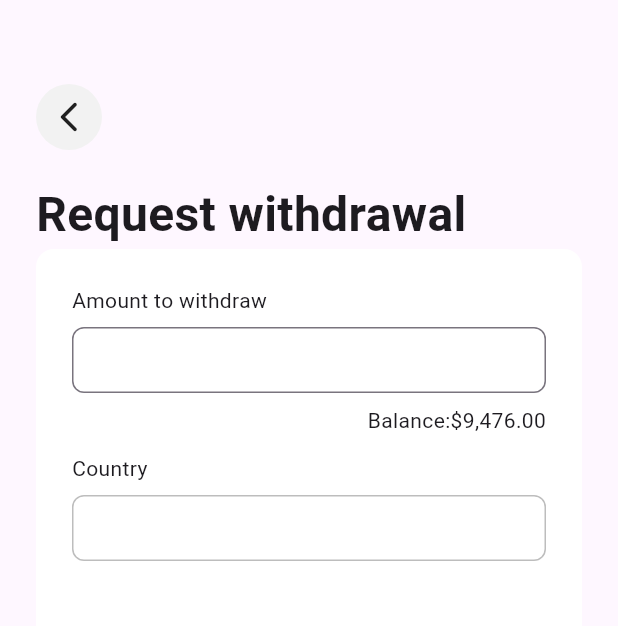
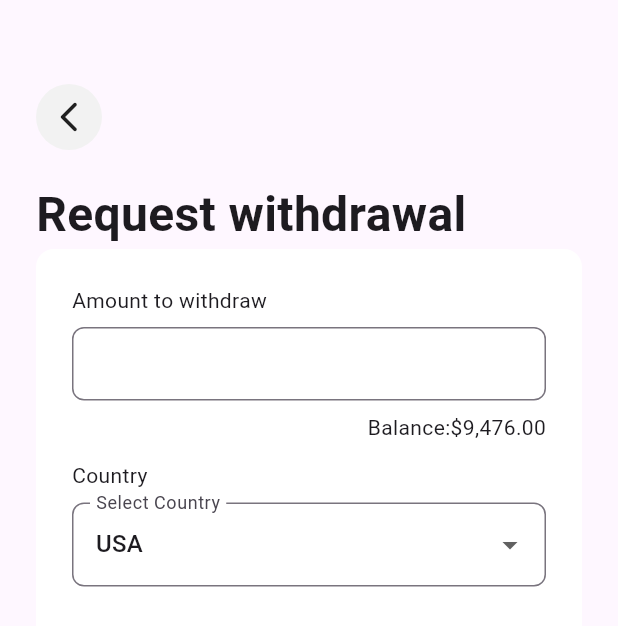
Before and after one commit to derrickjayrom/bank, a Flutter app: the RequestWithdrawal screen opened directly, on a phone screen of 412 x 824 dp. Shown: the top 626 px of the screen. Run offline on Flutter 3.47's test engine with Material 3 defaults, Android fonts, the phone set to English and light mode, and no system bars; our stand-ins replace fl_chart, flutter_svg.

Commit message:
modified request withdrawal.dart

```diff
--- a/lib/screen/request_withdrawal.dart
+++ b/lib/screen/request_withdrawal.dart
@@ -1,3 +1,4 @@
+import 'package:bank/widget/custom_textfield.dart';
 import 'package:flutter/material.dart';
 
 class RequestWithdrawal extends StatefulWidget {
@@ -38,53 +39,7 @@ class _RequestWithdrawalState extends State<RequestWithdrawal> {
 
                   style: TextStyle(fontSize: 32, fontWeight: FontWeight.w700),
                 ),
-                Center(
-                  child: Container(
-                    padding: EdgeInsets.only(top: 24, left: 24, right: 24),
-                    width: double.infinity,
-                    height: 352,
-                    decoration: BoxDecoration(
-                      color: Color(0xFFFFFFFF),
-                      borderRadius: BorderRadius.circular(12),
-                    ),
-                    child: Column(
-                      crossAxisAlignment: CrossAxisAlignment.start,
-                      children: [
-                        Text('Amount to withdraw'),
-                        SizedBox(height: 8),
-                        Container(
-                          color: Colors.transparent,
-                          height: 44,
-                          width: double.infinity,
-                          child: TextField(
-                            decoration: InputDecoration(
-                              border: OutlineInputBorder(
-                                borderRadius: BorderRadius.circular(8),
-                              ),
-                            ),
-                          ),
-                        ),
-                        SizedBox(height: 8),
-                        Row(
-                          mainAxisAlignment: MainAxisAlignment.end,
-                          children: [Text('Balance:'), Text('\$9,476.00')],
-                        ),
-                        SizedBox(height: 12),
-                        Text('Country'),
-                        SizedBox(height: 8),
-                        Container(
-                          height: 44,
-                          width: double.infinity,
-                          padding: const EdgeInsets.symmetric(horizontal: 12),
-                          decoration: BoxDecoration(
-                            border: Border.all(color: Colors.grey.shade400),
-                            borderRadius: BorderRadius.circular(8),
-                          ),
-                        ),
-                      ],
-                    ),
-                  ),
-                ),
+                CustomTextfield(),
               ],
             ),
           ),
--- /dev/null
+++ b/lib/widget/custom_textfield.dart
@@ -0,0 +1,90 @@
+import 'package:flutter/material.dart';
+
+class CustomTextfield extends StatefulWidget {
+  const CustomTextfield({super.key});
+
+  @override
+  State<CustomTextfield> createState() => _CustomTextfieldState();
+}
+
+class _CustomTextfieldState extends State<CustomTextfield> {
+  final TextEditingController amountController = TextEditingController();
+  String selectedCountry = 'USA';
+  String currencySymbol = '\$';
+
+  final Map<String, String> countryCurrencyMap = {
+    'USA': '\$',
+    'UK': '£',
+    'Europe': '€',
+    'Ghana': '₵',
+    'Nigeria': '₦',
+    'Japan': '¥',
+  };
+
+  @override
+  Widget build(BuildContext context) {
+    return Center(
+      child: Container(
+        padding: EdgeInsets.only(top: 24, left: 24, right: 24),
+        width: double.infinity,
+        height: 352,
+        decoration: BoxDecoration(
+          color: Color(0xFFFFFFFF),
+          borderRadius: BorderRadius.circular(12),
+        ),
+        child: Column(
+          crossAxisAlignment: CrossAxisAlignment.start,
+          children: [
+            Text('Amount to withdraw'),
+            SizedBox(height: 8),
+            TextField(
+              controller: amountController,
+              keyboardType: TextInputType.number,
+              decoration: InputDecoration(
+                prefixText: ' $currencySymbol ',
+                contentPadding: EdgeInsets.symmetric(
+                  horizontal: 16,
+                  vertical: 12.5,
+                ),
+                border: OutlineInputBorder(
+                  borderRadius: BorderRadius.circular(8),
+                ),
+              ),
+            ),
+            SizedBox(height: 8),
+            Row(
+              mainAxisAlignment: MainAxisAlignment.end,
+              children: [Text('Balance:'), Text('\$9,476.00')],
+            ),
+            SizedBox(height: 12),
+            Text('Country'),
+            SizedBox(height: 8),
+            DropdownButtonFormField<String>(
+              value: selectedCountry,
+              decoration: InputDecoration(
+                labelText: 'Select Country',
+                border: OutlineInputBorder(
+                  borderRadius: BorderRadius.circular(8),
+                ),
+              ),
+              items: countryCurrencyMap.keys.map((country) {
+                return DropdownMenuItem<String>(
+                  value: country,
+                  child: Text(country),
+                );
+              }).toList(),
+              onChanged: (value) {
+                if (value != null) {
+                  setState(() {
+                    selectedCountry = value;
+                    currencySymbol = countryCurrencyMap[value]!;
+                  });
+                }
+              },
+            ),
+          ],
+        ),
+      ),
+    );
+  }
+}
```
